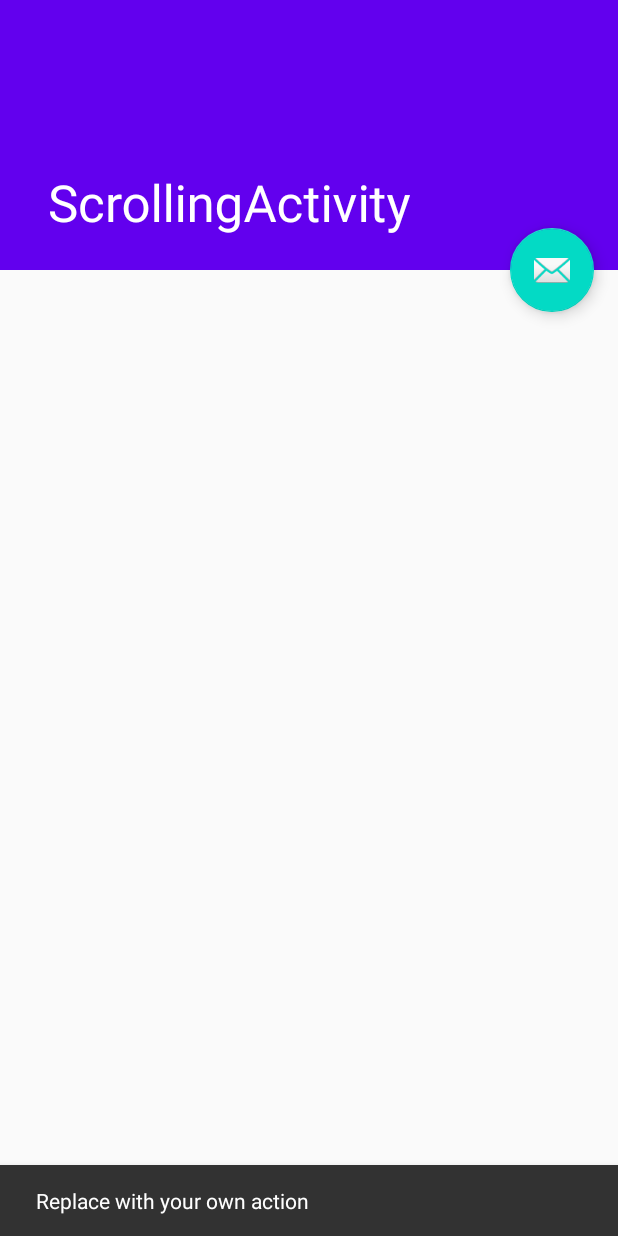
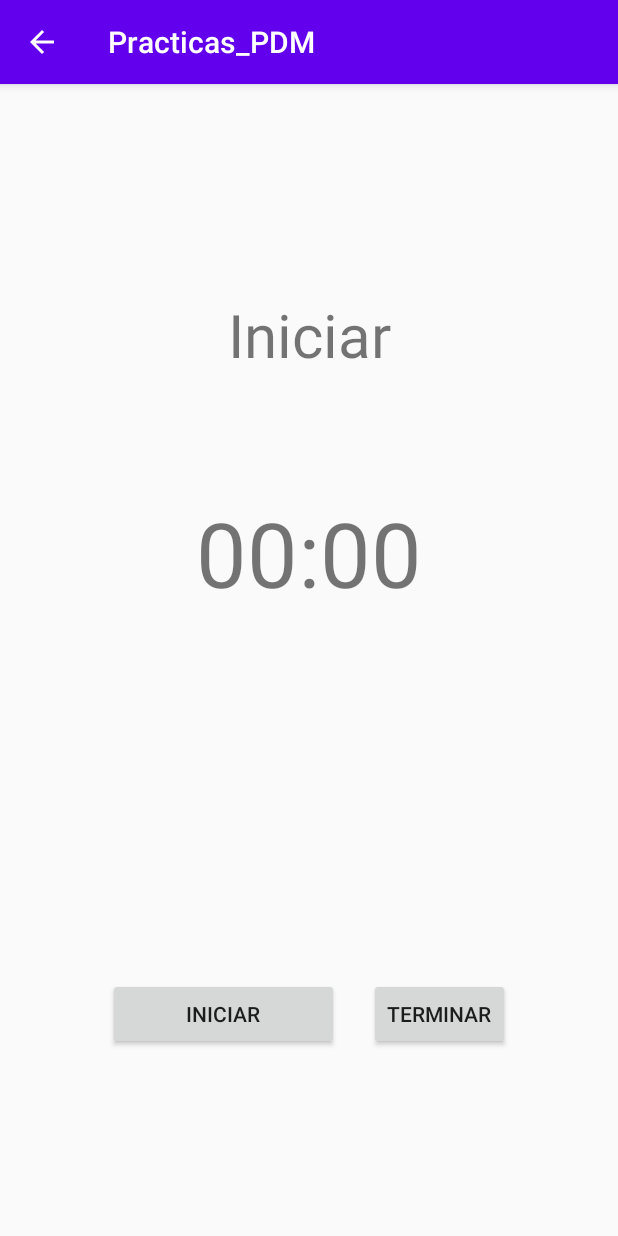
Before and after one commit to AraLopez/Practica_PDM, an Android app: the ScrollingActivity screen opened directly, with no data from a screen before it, after a tap on an icon or button, on a phone screen of 412 x 824 dp. Run offline under Robolectric (Android 15) with nearby library versions, the phone set to English and light mode, and no system bars; 4 statements that could not run were skipped.

Commit message:
Práctica 7

```diff
--- a/app/build.gradle
+++ b/app/build.gradle
@@ -31,6 +31,8 @@ dependencies {
     implementation 'androidx.annotation:annotation:1.1.0'
     implementation 'androidx.constraintlayout:constraintlayout:1.1.3'
     implementation 'androidx.lifecycle:lifecycle-extensions:2.2.0'
+    implementation 'androidx.navigation:navigation-fragment:2.2.2'
+    implementation 'androidx.navigation:navigation-ui:2.2.2'
     testImplementation 'junit:junit:4.12'
     androidTestImplementation 'androidx.test.ext:junit:1.1.1'
     androidTestImplementation 'androidx.test.espresso:espresso-core:3.2.0'
--- a/app/src/main/java/com/example/practicas_pdm/ScrollingActivity.java
+++ b/app/src/main/java/com/example/practicas_pdm/ScrollingActivity.java
@@ -34,12 +34,12 @@ public class ScrollingActivity extends AppCompatActivity {
         Toolbar toolbar = (Toolbar) findViewById(R.id.toolbar);
         setSupportActionBar(toolbar);
 
+        final Intent otherA = new Intent(this, TimerActivity.class);
         FloatingActionButton fab = (FloatingActionButton) findViewById(R.id.fab);
         fab.setOnClickListener(new View.OnClickListener() {
             @Override
             public void onClick(View view) {
-                Snackbar.make(view, "Replace with your own action", Snackbar.LENGTH_LONG)
-                        .setAction("Action", null).show();
+                startActivity(otherA);
             }
         });
 
--- /dev/null
+++ b/app/src/main/java/com/example/practicas_pdm/TimerActivity.java
@@ -0,0 +1,104 @@
+package com.example.practicas_pdm;
+
+import androidx.appcompat.app.AppCompatActivity;
+
+import android.media.MediaPlayer;
+import android.os.Bundle;
+import android.os.CountDownTimer;
+import android.view.View;
+import android.view.WindowManager;
+import android.widget.Button;
+import android.widget.TextView;
+
+public class TimerActivity extends AppCompatActivity {
+
+    CountDownTimer a;
+    boolean contando = false;
+    MediaPlayer mp;
+    boolean second = false;
+
+    @Override
+    protected void onCreate(Bundle savedInstanceState) {
+        super.onCreate(savedInstanceState);
+        setContentView(R.layout.activity_timer);
+
+        final Button inicio = findViewById(R.id.botonIniciar);
+        final Button fin = findViewById(R.id.botonTerminar);
+        final TextView msjPantalla = (TextView) findViewById(R.id.msjInicio);
+        final TextView contador = (TextView) findViewById(R.id.numero);
+
+        inicio.setOnClickListener(new View.OnClickListener() {
+            public void onClick(View v) {
+                if (contando){
+                    return;
+                }
+                getWindow().addFlags(WindowManager.LayoutParams.FLAG_KEEP_SCREEN_ON);
+                contando = true;
+                mp = MediaPlayer.create(getApplicationContext(), R.raw.sonido);
+                contador("Ejercicio", 1, 50000, "Descanso", 15000, msjPantalla, contador, mp);
+            }
+        });
+
+        fin.setOnClickListener(new View.OnClickListener() {
+            public void onClick(View v) {
+                if (contando){
+                    a.cancel();
+                    getWindow().clearFlags(WindowManager.LayoutParams.FLAG_KEEP_SCREEN_ON);
+                    contando = false;
+                    second = false;
+                    mp.release();
+                }
+                msjPantalla.setText("Iniciar");
+                contador.setText("00:00");
+            }
+        });
+    }
+
+    private void contador(final String name, final int num, final int t1, final String name2, final int t2, final TextView label1, final TextView label2, final MediaPlayer mp){
+        label1.setText(name + " " + num);
+        // Suena al inicio
+        mp.start();
+        a = new CountDownTimer(t1, 10) {
+            public void onTick(long millisUntilFinished) {
+                // Para que suene dos veces en el descanso
+                if (name.equals("Descanso") && second){
+                    if (!mp.isPlaying()){
+                        mp.start();
+                        second = false;
+                    }
+                }
+                int r = (int) (millisUntilFinished % 1000);
+                String cad = Integer.toString(r);
+                String num = "";
+                if (cad.length() >= 2){
+                    num = cad.substring(0,2);
+                }else{
+                    num = "0" + cad.substring(0,1);
+                }
+                label2.setText(""+ millisUntilFinished / 1000 + ":" + num);
+            }
+
+            public void onFinish() {
+                if (num < 10){
+                    int b = num;
+                    if (name.equals("Descanso")){
+                        b = b + 1;
+                    }else{
+                        second = true;
+                    }
+                    contador(name2, b, t2, name, t1, label1, label2, mp);
+                }else{
+                    mp.start();
+                    label1.setText("Iniciar");
+                    label2.setText("00:00");
+                    contando = false;
+                    getWindow().clearFlags(WindowManager.LayoutParams.FLAG_KEEP_SCREEN_ON);
+                    while(mp.isPlaying());
+                    mp.release();
+                }
+
+            }
+        };
+        a.start();
+    }
+}
--- /dev/null
+++ b/app/src/main/res/layout/activity_timer.xml
@@ -0,0 +1,49 @@
+<?xml version="1.0" encoding="utf-8"?>
+<RelativeLayout android:id="@+id/RelativeLayout01"
+    android:layout_width="match_parent"
+    android:layout_height="match_parent"
+    xmlns:android="http://schemas.android.com/apk/res/android">
+
+
+    <TextView
+        android:id="@+id/msjInicio"
+        android:layout_width="match_parent"
+        android:layout_height="wrap_content"
+        android:layout_alignParentTop="true"
+        android:layout_marginTop="140sp"
+        android:gravity="center"
+        android:text="@string/Iniciar"
+        android:textSize="40sp" />
+
+    <TextView
+        android:id="@+id/numero"
+        android:layout_width="wrap_content"
+        android:layout_height="wrap_content"
+        android:layout_alignParentTop="true"
+        android:layout_centerHorizontal="true"
+        android:layout_marginTop="272dp"
+        android:text="@string/cont"
+        android:textSize="60sp" />
+
+    <Button
+        android:id="@+id/botonIniciar"
+        android:layout_width="wrap_content"
+        android:layout_height="wrap_content"
+        android:layout_alignParentStart="true"
+        android:layout_alignParentBottom="true"
+        android:layout_marginStart="72sp"
+        android:layout_marginEnd="20sp"
+        android:layout_marginBottom="124sp"
+        android:layout_toStartOf="@+id/botonTerminar"
+        android:text="@string/iniciarB" />
+
+    <Button
+        android:id="@+id/botonTerminar"
+        android:layout_width="wrap_content"
+        android:layout_height="wrap_content"
+        android:layout_alignParentEnd="true"
+        android:layout_alignParentBottom="true"
+        android:layout_marginEnd="72sp"
+        android:layout_marginBottom="124sp"
+        android:text="@string/TerminarB" />
+</RelativeLayout>
```
Also changed, not shown: app/src/main/AndroidManifest.xml (+9 -1 lines), app/src/main/res/values/strings.xml (+14 -88 lines), 1 other file.
